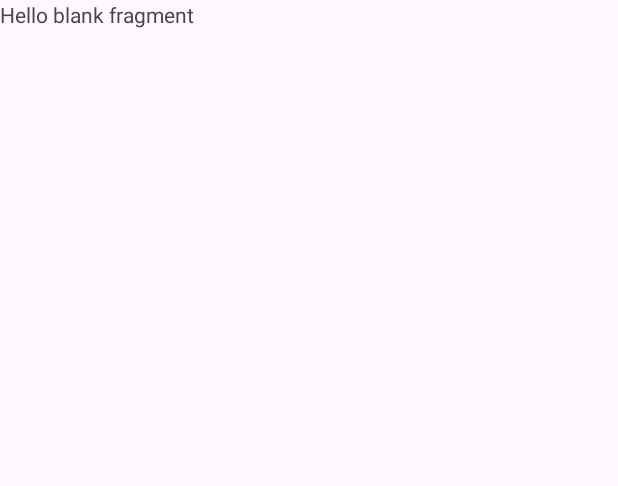
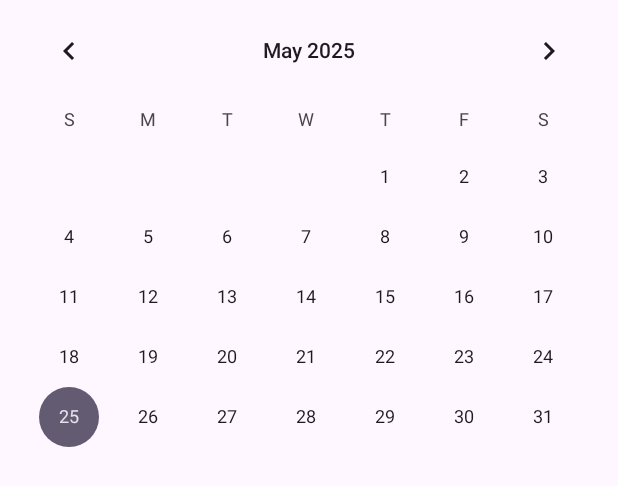
Before and after one commit to AntonioCaparrosHernandezDAW/DailyDashDAM, an Android app: the layout fragment_calendar.xml on its own in the app's theme, with its tools: preview values and no code run, on a phone screen of 412 x 824 dp. Shown: the top 486 px of the screen. Run offline under Robolectric (Android 15) with nearby library versions, the phone set to English and light mode, and no system bars; network calls fail.

```diff
--- a/app/src/main/res/layout/fragment_calendar.xml
+++ b/app/src/main/res/layout/fragment_calendar.xml
@@ -1,14 +1,10 @@
 <?xml version="1.0" encoding="utf-8"?>
-<FrameLayout xmlns:android="http://schemas.android.com/apk/res/android"
-    xmlns:tools="http://schemas.android.com/tools"
+<RelativeLayout xmlns:android="http://schemas.android.com/apk/res/android"
     android:layout_width="match_parent"
-    android:layout_height="match_parent"
-    tools:context=".fragments.CalendarFragment">
+    android:layout_height="match_parent">
 
-    <!-- TODO: Update blank fragment layout -->
-    <TextView
+    <CalendarView
+        android:id="@+id/calendarView"
         android:layout_width="match_parent"
-        android:layout_height="match_parent"
-        android:text="@string/hello_blank_fragment" />
-
-</FrameLayout>
+        android:layout_height="match_parent" />
+</RelativeLayout>
--- a/app/src/main/res/menu/user_menu.xml
+++ b/app/src/main/res/menu/user_menu.xml
@@ -4,5 +4,5 @@
         android:title="Perfil" />
     <item
         android:id="@+id/menu_logout"
-        android:title="Salir" />
+        android:title="Cerrar Sesión" />
 </menu>
```
Also changed, not shown: app/src/main/java/com/example/dailydash2/MainPage.java (+31 -0 lines), app/src/main/java/com/example/dailydash2/fragments/CalendarFragment.java (+81 -5 lines).
